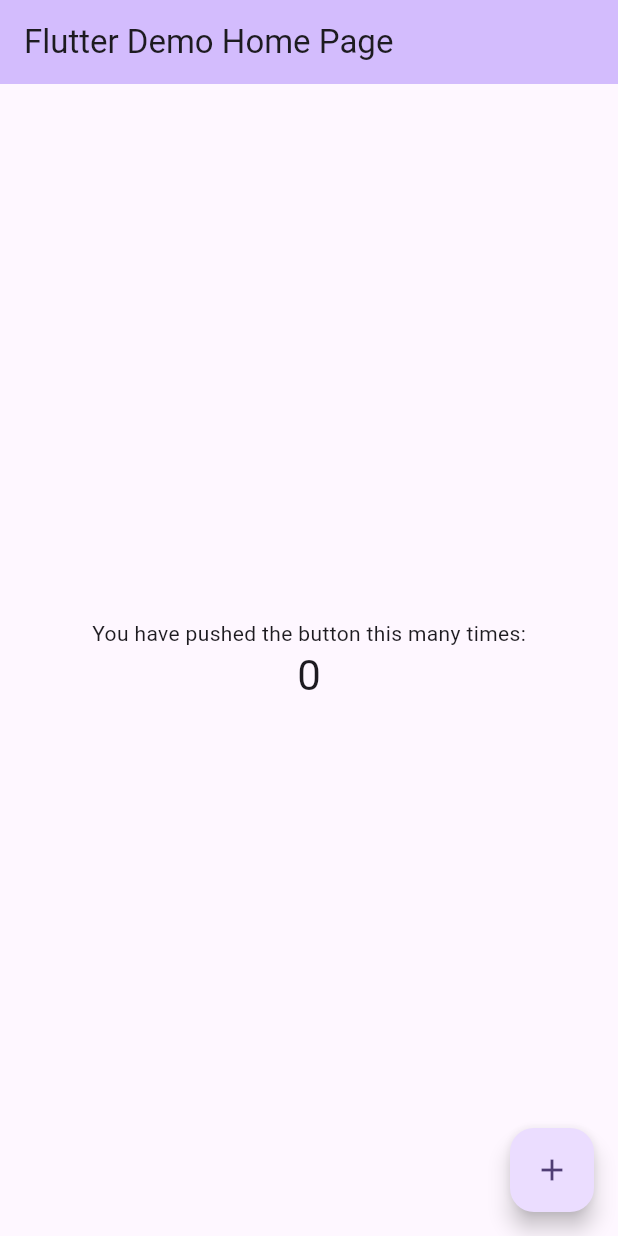
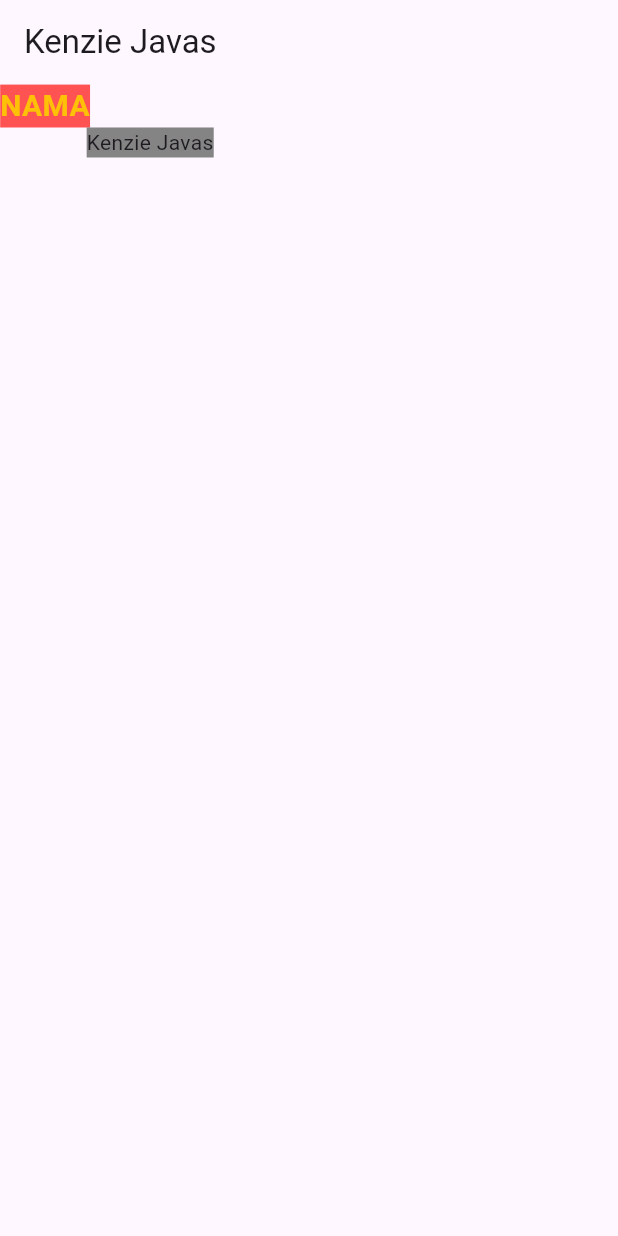
Before and after one commit to KenzJavas/flutter_profile_card, a Flutter app: the screen it shows after launch, on a phone screen of 412 x 824 dp. Run offline on Flutter 3.47's test engine with Material 3 defaults, Android fonts, the phone set to English and light mode, and no system bars; Roboto replaces fonts that are missing (poppins).

Commit message:
belajar widget text

```diff
--- a/lib/main.dart
+++ b/lib/main.dart
@@ -1,122 +1,6 @@
 import 'package:flutter/material.dart';
+import 'package:flutter_application_1/profile.dart';
 
 void main() {
-  runApp(const MyApp());
+  runApp(ProfileCard());
 }
-
-class MyApp extends StatelessWidget {
-  const MyApp({super.key});
-
-  // This widget is the root of your application.
-  @override
-  Widget build(BuildContext context) {
-    return MaterialApp(
-      title: 'Flutter Demo',
-      theme: ThemeData(
-        // This is the theme of your application.
-        //
-        // TRY THIS: Try running your application with "flutter run". You'll see
-        // the application has a purple toolbar. Then, without quitting the app,
-        // try changing the seedColor in the colorScheme below to Colors.green
-        // and then invoke "hot reload" (save your changes or press the "hot
-        // reload" button in a Flutter-supported IDE, or press "r" if you used
-        // the command line to start the app).
-        //
-        // Notice that the counter didn't reset back to zero; the application
-        // state is not lost during the reload. To reset the state, use hot
-        // restart instead.
-        //
-        // This works for code too, not just values: Most code changes can be
-        // tested with just a hot reload.
-        colorScheme: ColorScheme.fromSeed(seedColor: Colors.deepPurple),
-      ),
-      home: const MyHomePage(title: 'Flutter Demo Home Page'),
-    );
-  }
-}
-
-class MyHomePage extends StatefulWidget {
-  const MyHomePage({super.key, required this.title});
-
-  // This widget is the home page of your application. It is stateful, meaning
-  // that it has a State object (defined below) that contains fields that affect
-  // how it looks.
-
-  // This class is the configuration for the state. It holds the values (in this
-  // case the title) provided by the parent (in this case the App widget) and
-  // used by the build method of the State. Fields in a Widget subclass are
-  // always marked "final".
-
-  final String title;
-
-  @override
-  State<MyHomePage> createState() => _MyHomePageState();
-}
-
-class _MyHomePageState extends State<MyHomePage> {
-  int _counter = 0;
-
-  void _incrementCounter() {
-    setState(() {
-      // This call to setState tells the Flutter framework that something has
-      // changed in this State, which causes it to rerun the build method below
-      // so that the display can reflect the updated values. If we changed
-      // _counter without calling setState(), then the build method would not be
-      // called again, and so nothing would appear to happen.
-      _counter++;
-    });
-  }
-
-  @override
-  Widget build(BuildContext context) {
-    // This method is rerun every time setState is called, for instance as done
-    // by the _incrementCounter method above.
-    //
-    // The Flutter framework has been optimized to make rerunning build methods
-    // fast, so that you can just rebuild anything that needs updating rather
-    // than having to individually change instances of widgets.
-    return Scaffold(
-      appBar: AppBar(
-        // TRY THIS: Try changing the color here to a specific color (to
-        // Colors.amber, perhaps?) and trigger a hot reload to see the AppBar
-        // change color while the other colors stay the same.
-        backgroundColor: Theme.of(context).colorScheme.inversePrimary,
-        // Here we take the value from the MyHomePage object that was created by
-        // the App.build method, and use it to set our appbar title.
-        title: Text(widget.title),
-      ),
-      body: Center(
-        // Center is a layout widget. It takes a single child and positions it
-        // in the middle of the parent.
-        child: Column(
-          // Column is also a layout widget. It takes a list of children and
-          // arranges them vertically. By default, it sizes itself to fit its
-          // children horizontally, and tries to be as tall as its parent.
-          //
-          // Column has various properties to control how it sizes itself and
-          // how it positions its children. Here we use mainAxisAlignment to
-          // center the children vertically; the main axis here is the vertical
-          // axis because Columns are vertical (the cross axis would be
-          // horizontal).
-          //
-          // TRY THIS: Invoke "debug painting" (choose the "Toggle Debug Paint"
-          // action in the IDE, or press "p" in the console), to see the
-          // wireframe for each widget.
-          mainAxisAlignment: MainAxisAlignment.center,
-          children: <Widget>[
-            const Text('You have pushed the button this many times:'),
-            Text(
-              '$_counter',
-              style: Theme.of(context).textTheme.headlineMedium,
-            ),
-          ],
-        ),
-      ),
-      floatingActionButton: FloatingActionButton(
-        onPressed: _incrementCounter,
-        tooltip: 'Increment',
-        child: const Icon(Icons.add),
-      ), // This trailing comma makes auto-formatting nicer for build methods.
-    );
-  }
-}
--- /dev/null
+++ b/lib/profile.dart
@@ -0,0 +1,52 @@
+import 'package:flutter/material.dart';
+
+class ProfileCard extends StatelessWidget {
+  const ProfileCard({super.key});
+
+  @override
+  Widget build(BuildContext context) {
+    return MaterialApp(
+      home: Scaffold(
+        appBar: AppBar(
+          title: Text('Kenzie Javas'),
+        ),
+        /**
+         * Row & Column bisa memiliki banyak widget
+         * Row => itu kesamping
+         * Column => itu ke bawah
+         */
+        body: Column(
+          children: <Widget>[
+            SizedBox(
+              width: 200,
+              child: Container(
+                child: Text(
+                  'NAMA',
+                  style: TextStyle(
+                    color: Colors.amber,
+                    fontSize: 20.0,
+                    fontWeight: FontWeight.bold,
+                    backgroundColor: Colors.redAccent,
+                    fontFamily: 'poppins'
+                  ),
+                ),
+              ),
+            ),
+            Text(
+              'Kenzie Javas',
+            style: TextStyle(
+               backgroundColor: Color.fromARGB(
+              200,
+              100,
+              100,
+              100,
+              ),
+            ),
+            ),
+          ],
+        ),
+      ),
+      debugShowCheckedModeBanner: false,
+    );
+  }
+}
--- a/pubspec.yaml
+++ b/pubspec.yaml
@@ -58,7 +58,7 @@ flutter:
   uses-material-design: true
 
   # To add assets to your application, add an assets section, like this:
-  # assets:
+  #  assets:
   #   - images/a_dot_burr.jpeg
   #   - images/a_dot_ham.jpeg
 
```
Also changed, not shown: lib/docs_about.dart (added, +52 -0 lines).
